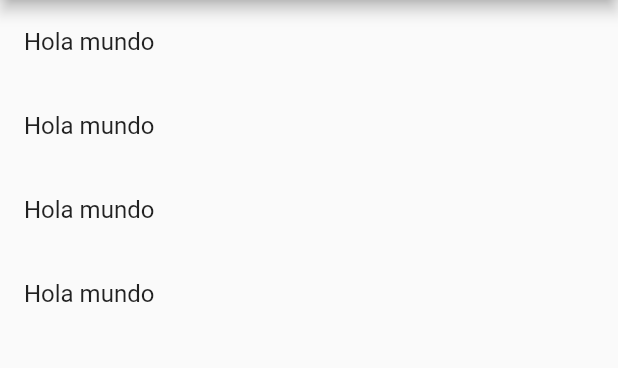
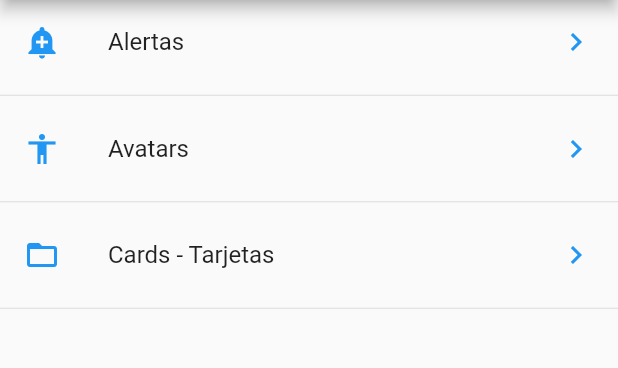
Before and after one commit to evergara/flutter_componentes_app, a Flutter app: the screen it shows after launch, on a phone screen of 412 x 824 dp, the part 84-452 px from its top. Run offline on Flutter 3.47's test engine with Material 2 defaults, Android fonts, the phone set to English and light mode, and no system bars.

Commit message:
Se termina la pantalla Home completamente

```diff
--- a/lib/src/page/home_page.dart
+++ b/lib/src/page/home_page.dart
@@ -1,6 +1,7 @@
 import 'package:flutter/material.dart';
 
 import 'package:componentes_app/src/provider/menu_provider.dart';
+import 'package:componentes_app/src/utils/util.dart';
 
 class HomePage extends StatelessWidget {
   const HomePage({Key? key}) : super(key: key);
@@ -16,18 +17,51 @@ class HomePage extends StatelessWidget {
   }
 
   Widget _listWidget() {
-    print(menuProvider.opcionMenus);
-    return ListView(
-      children: ListItemListView()
+    return FutureBuilder(
+      future: menuProvider.cargarData(),
+      initialData: [],
+      builder: (BuildContext context, AsyncSnapshot<List<dynamic>> snapshot){
+        if (snapshot.data == null) {
+          return Container(
+            child: Text("Loading"),
+          );
+        }else{
+        List<dynamic> data = (snapshot.data as List<dynamic>).toList();
+          return ListView(
+              children: _ListItemListView(data)
+          );
+      }}
     );
   }
 
-  List<Widget> ListItemListView() {
-    return[
-      ListTile(title: Text('Hola mundo')),
-      ListTile(title: Text('Hola mundo')),
-      ListTile(title: Text('Hola mundo')),
-      ListTile(title: Text('Hola mundo')),
+  List<Widget> _ListItemListView(List<dynamic> data) {
+    final List<Widget>  opciones = [];
+
+    data.forEach((item) {
+      final widgetTemp = ListTile(
+        title: Text(item['texto']),
+        leading: getIcon(item['icon']),
+        trailing: Icon(Icons.keyboard_arrow_right,color: Colors.blue),
+        onTap: (){},
+      );
+      opciones..add(widgetTemp)
+              ..add(Divider(height: 15.0));
+    });
+    return opciones;
+  }
+
+  List<Widget> _errorListView() {
+    return <Widget>[
+      const Icon(
+        Icons.error_outline,
+        color: Colors.red,
+        size: 60,
+      ),
+      Padding(
+        padding: const EdgeInsets.only(top: 16),
+        child: Text('Error: error'),
+      )
     ];
   }
+
 }
--- /dev/null
+++ b/lib/src/utils/util.dart
@@ -0,0 +1,11 @@
+import 'package:flutter/material.dart';
+
+final _icons = <String, IconData>{
+  'add_alert': Icons.add_alert,
+  'accessibility':Icons.accessibility,
+  'folder_open':Icons.folder_open,
+};
+
+Icon getIcon(String nombreIcono){
+  return Icon(_icons[nombreIcono],color: Colors.blue);
+}
```
Also changed, not shown: lib/src/provider/menu_provider.dart (+10 -6 lines).
